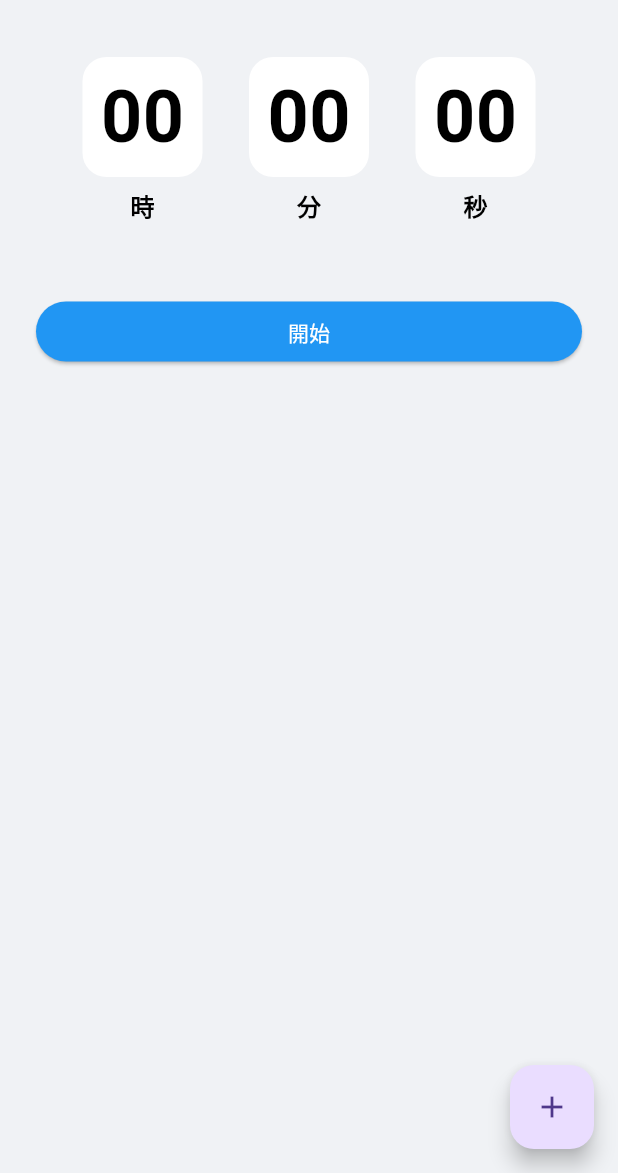
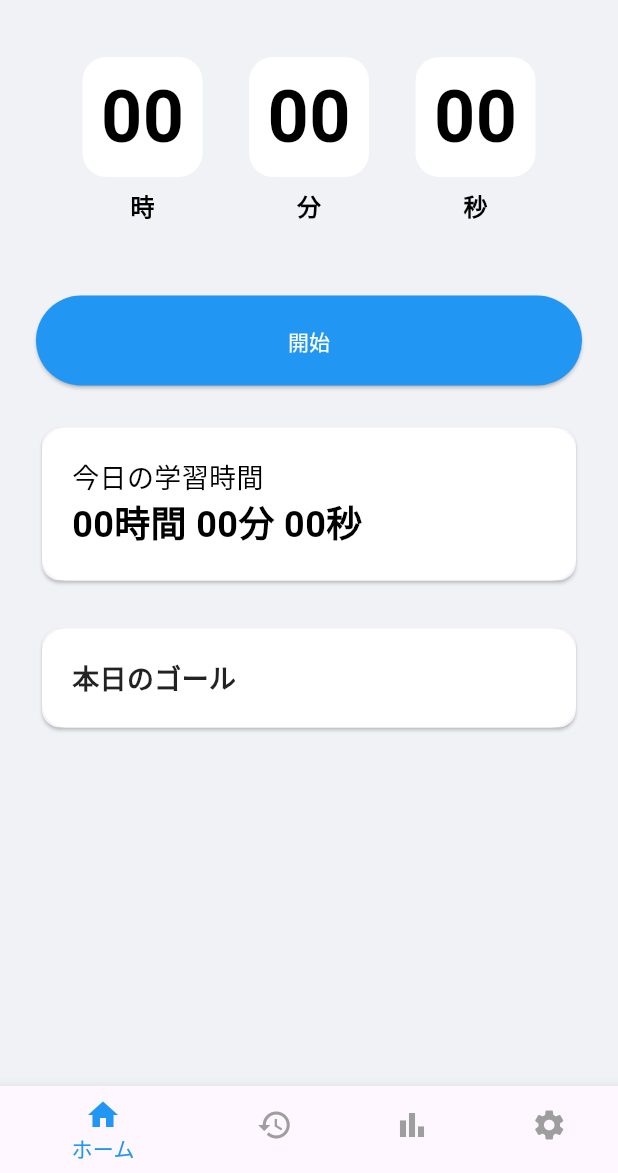
Before and after one commit to HIGHNOON2000/StudyLogApp, a Flutter app: the screen it shows after launch, on a phone screen of 412 x 824 dp, the part 63-1236 px from its top. Run offline on Flutter 3.47's test engine with Material 3 defaults, Android fonts, the light colour scheme and no system bars.

Commit message:
BottomNavigationBarの追加

```diff
--- a/study_log/lib/presentation/home_screen.dart
+++ b/study_log/lib/presentation/home_screen.dart
@@ -46,26 +46,47 @@ class _HomeScreenState extends State<HomeScreen> {
                 ],
               ),
               SizedBox(height: 48),
+              // 開始ボタン
               ElevatedButton(
                 onPressed: () {},
                 style: ElevatedButton.styleFrom(
                   backgroundColor: Colors.blue,
                   foregroundColor: Colors.white,
+                  minimumSize: Size(double.infinity, 60),
+                  shape: RoundedRectangleBorder(
+                    borderRadius: BorderRadius.circular(30.0),
+                  ),
                 ),
                 child: Text('開始'),
               ),
+              SizedBox(height: 24),
+              // 今日の学習時間
+              _todayLearningTimeCard(),
+              SizedBox(height: 24),
+              // 目標までの時間
+              _targetLearningTimeCard(),
+              // 画面遷移用バー
             ],
           ),
         ),
       ),
-      floatingActionButton: FloatingActionButton(
-        onPressed: _incrementCounter,
-        tooltip: 'Increment',
-        child: const Icon(Icons.add),
+      bottomNavigationBar: BottomNavigationBar(
+        items: [
+          BottomNavigationBarItem(icon: Icon(Icons.home), label: 'ホーム'),
+          BottomNavigationBarItem(icon: Icon(Icons.history), label: '履歴'),
+          BottomNavigationBarItem(icon: Icon(Icons.bar_chart), label: '報告'),
+          BottomNavigationBarItem(icon: Icon(Icons.settings), label: '設定'),
+        ],
+        currentIndex: 0,
+        selectedItemColor: Colors.blue,
+        unselectedItemColor: Colors.grey,
+        // NavigationBarタップ処理
+        onTap: (index) {},
       ),
     );
   }
 
+  // 時間表示ウィジェット
   Widget _timeCard(String value, String label) {
     return Column(
       children: [
@@ -99,4 +120,64 @@ class _HomeScreenState extends State<HomeScreen> {
       ],
     );
   }
+
+  // 今日の学習時間ウィジェット
+  Widget _todayLearningTimeCard() {
+    return Card(
+      child: Container(
+        padding: const EdgeInsets.all(20.0),
+        decoration: BoxDecoration(
+          color: Colors.white,
+          borderRadius: BorderRadius.circular(16.0),
+        ),
+        child: Column(
+          crossAxisAlignment: CrossAxisAlignment.start,
+          children: [
+            Text(
+              '今日の学習時間',
+              style: TextStyle(
+                fontSize: 18,
+                fontWeight: FontWeight.normal,
+                color: Colors.black,
+              ),
+            ),
+            Text(
+              '00時間 00分 00秒',
+              style: TextStyle(
+                fontSize: 24,
+                fontWeight: FontWeight.bold,
+                color: Colors.black,
+              ),
+            ),
+          ],
+        ),
+      ),
+    );
+  }
+
+  // 目標までの時間ウィジェット
+  Widget _targetLearningTimeCard() {
+    return Card(
+      child: Container(
+        padding: const EdgeInsets.all(20.0),
+        decoration: BoxDecoration(
+          color: Colors.white,
+          borderRadius: BorderRadius.circular(16.0),
+        ),
+        child: Column(
+          crossAxisAlignment: CrossAxisAlignment.start,
+          children: [
+            Text(
+              '本日のゴール',
+              style: const TextStyle(
+                fontSize: 18,
+                fontWeight: FontWeight.bold,
+                color: Colors.black87,
+              ),
+            ),
+          ],
+        ),
+      ),
+    );
+  }
 }
```
Also changed, not shown: study_log/lib/presentation/history_screen.dart (added).
